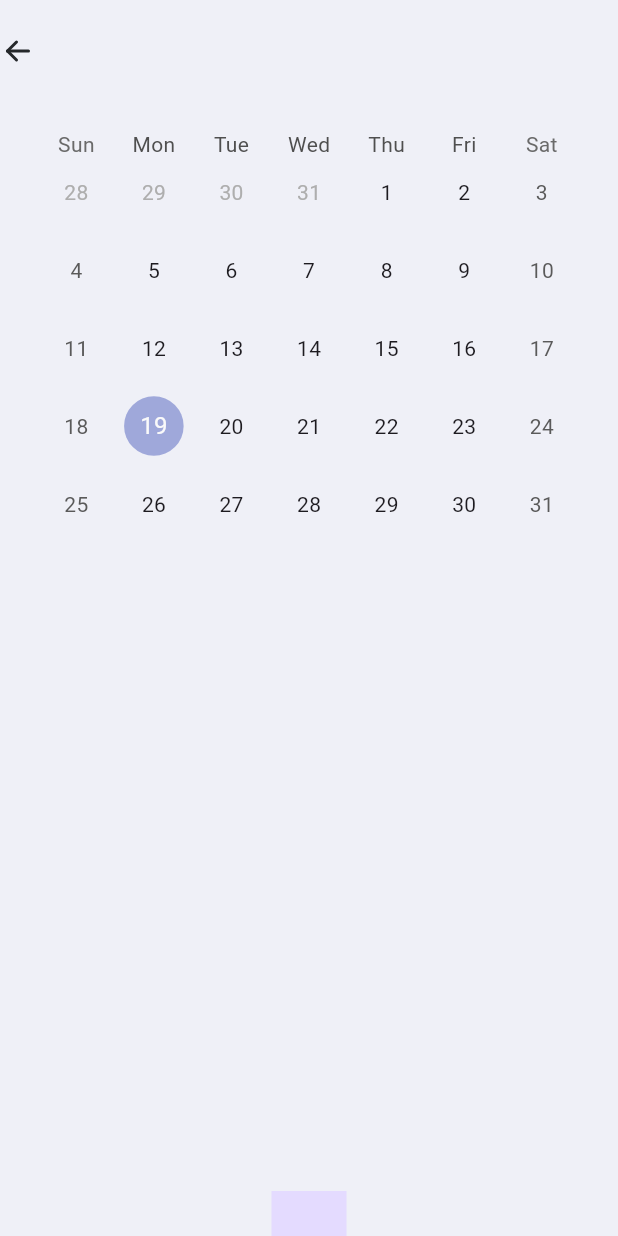
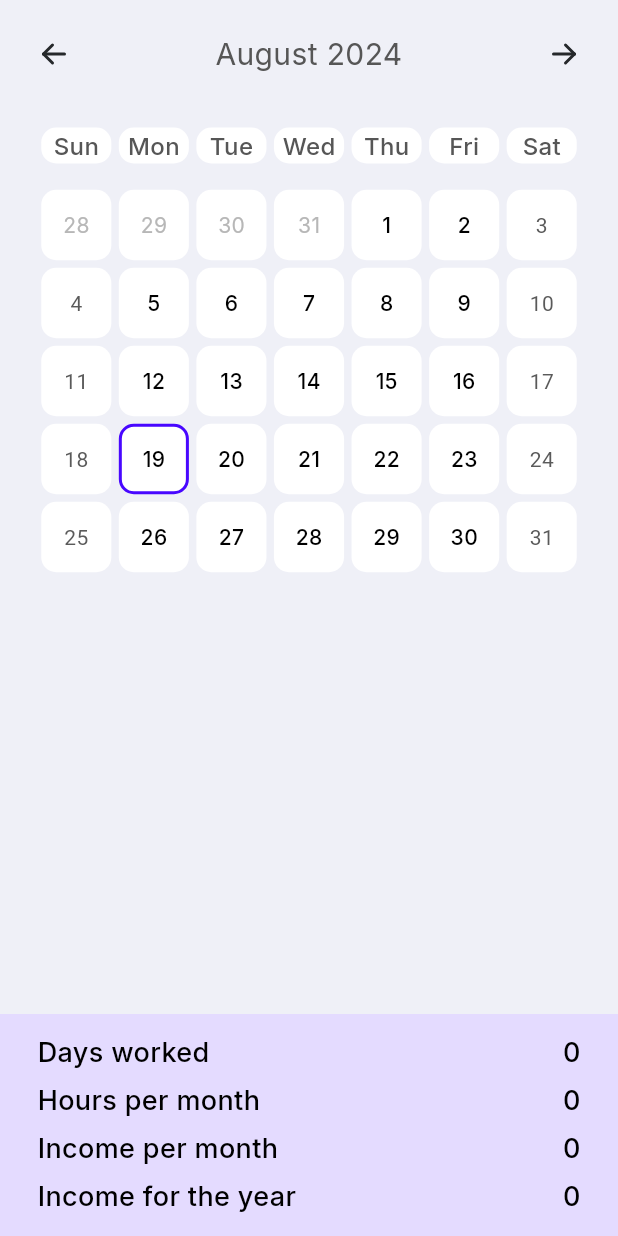
Before and after one commit to romanktgroup/time-sheet, a Flutter app: the screen it shows after launch, on a phone screen of 412 x 824 dp. Run offline on Flutter 3.47's test engine with Material 3 defaults, Android fonts, the light colour scheme and no system bars; drawn by our look-alikes of table_calendar; our stand-ins replace flutter_svg.

Commit message:
upd: calendar behaviour

```diff
--- a/lib/calendar_screen.dart
+++ b/lib/calendar_screen.dart
@@ -1,8 +1,11 @@
 import 'package:flutter/material.dart';
 import 'package:flutter_svg/svg.dart';
+import 'package:intl/intl.dart';
 import 'package:table_calendar/table_calendar.dart';
 import 'package:time_sheet/core/const/app_icon.dart';
 import 'package:time_sheet/core/theme/app_color.dart';
+import 'package:time_sheet/core/theme/app_style.dart';
+import 'package:time_sheet/widget/bottom_row.dart';
 
 class CalendarScreen extends StatefulWidget {
   const CalendarScreen({super.key});
@@ -13,10 +16,25 @@ class CalendarScreen extends StatefulWidget {
 
 class _CalendarScreenState extends State<CalendarScreen> {
   DateTime focusedDay = DateTime.now();
+  DateTime selectedDay = DateTime.now();
   DateTime firstDay = DateTime(1990);
   DateTime lastDay = DateTime(2100);
 
+  String format(DateTime date) => DateFormat('MMMM yyyy').format(date);
+
   late PageController controller;
+
+  final boxDecoration = BoxDecoration(
+    color: AppColor.white,
+    borderRadius: BorderRadius.circular(10),
+    shape: BoxShape.rectangle,
+  );
+
+  final daysOfWeek = ['Sun', 'Mon', 'Tue', 'Wed', 'Thu', 'Fri', 'Sat'];
+
+  bool isSameMonth(DateTime date1, DateTime date2) {
+    return date1.year == date2.year && date1.month == date2.month;
+  }
 
   @override
   Widget build(BuildContext context) {
@@ -26,8 +44,10 @@ class _CalendarScreenState extends State<CalendarScreen> {
         children: [
           SizedBox(height: MediaQuery.of(context).padding.top),
           const SizedBox(height: 22),
+          // MonthRow
           Row(
             children: [
+              const SizedBox(width: 24),
               GestureDetector(
                 onTap: () {
                   controller.previousPage(
@@ -38,20 +58,107 @@ class _CalendarScreenState extends State<CalendarScreen> {
                 behavior: HitTestBehavior.opaque,
                 child: SvgPicture.asset(AppIcon.left),
               ),
+              Expanded(
+                child: Text(
+                  format(focusedDay),
+                  style: AppStyle.inter20w400.copyWith(color: AppColor.titleDay),
+                  textAlign: TextAlign.center,
+                ),
+              ),
+              GestureDetector(
+                onTap: () {
+                  controller.nextPage(
+                    duration: const Duration(milliseconds: 300),
+                    curve: Curves.ease,
+                  );
+                },
+                behavior: HitTestBehavior.opaque,
+                child: SvgPicture.asset(AppIcon.right),
+              ),
+              const SizedBox(width: 24),
             ],
           ),
-          const SizedBox(height: 40),
+          const SizedBox(height: 35),
+          // DaysOfWeek
+          SizedBox(
+            height: 24,
+            width: double.infinity,
+            child: Padding(
+              padding: const EdgeInsets.symmetric(horizontal: 25),
+              child: Row(
+                children: List.generate(
+                  daysOfWeek.length,
+                  (index) => Expanded(
+                    child: Container(
+                      height: 24,
+                      // margin: (index == (daysOfWeek.length - 1)) ? null : const EdgeInsets.only(right: 5),
+                      margin: const EdgeInsets.symmetric(horizontal: 5 / 2),
+                      decoration: boxDecoration,
+                      alignment: Alignment.center,
+                      child: Text(
+                        daysOfWeek[index],
+                        style: AppStyle.inter16w500.copyWith(color: AppColor.titleDay),
+                      ),
+                    ),
+                  ),
+                ),
+              ),
+            ),
+          ),
+          const SizedBox(height: 15),
           Padding(
             padding: const EdgeInsets.symmetric(horizontal: 25),
             child: TableCalendar(
+              currentDay: selectedDay,
               focusedDay: focusedDay,
+
               firstDay: firstDay,
               lastDay: lastDay,
               headerVisible: false,
               locale: 'en_US',
+              onDaySelected: (selectedDay, focusedDay) {
+                setState(() {
+                  this.selectedDay = selectedDay;
+                  if (!isSameMonth(selectedDay, this.focusedDay)) {
+                    this.focusedDay = selectedDay;
+                  }
+                });
+              },
+
+              selectedDayPredicate: (day) {
+                return isSameDay(selectedDay, day);
+              },
               onCalendarCreated: (c) {
                 controller = c;
               },
+              onPageChanged: (focusedDay) {
+                setState(() {
+                  this.focusedDay = focusedDay;
+                });
+              },
+              calendarStyle: CalendarStyle(
+                defaultDecoration: boxDecoration,
+                weekendDecoration: boxDecoration,
+                todayDecoration: boxDecoration,
+                selectedDecoration: boxDecoration.copyWith(
+                  border: Border.all(color: AppColor.blue, width: 2),
+                ),
+                rangeStartDecoration: boxDecoration,
+                rangeEndDecoration: boxDecoration,
+                outsideDecoration: boxDecoration,
+                cellMargin: const EdgeInsets.all(5 / 2),
+                defaultTextStyle: AppStyle.inter14w500.copyWith(color: AppColor.black),
+                todayTextStyle: AppStyle.inter14w500.copyWith(color: AppColor.black),
+                selectedTextStyle: AppStyle.inter14w500.copyWith(color: AppColor.black),
+                outsideTextStyle: AppStyle.inter14w400.copyWith(color: AppColor.titleDayOther),
+              ),
+              // daysOfWeekStyle: DaysOfWeekStyle(
+              //   decoration: boxDecoration,
+              //   weekdayStyle: AppStyle.inter16w500.copyWith(color: AppColor.titleDay),
+              //   weekendStyle: AppStyle.inter16w500.copyWith(color: AppColor.titleDay),
+              // ),
+              // daysOfWeekHeight: 24,
+              daysOfWeekVisible: false,
             ),
           ),
           const Spacer(),
@@ -59,7 +166,28 @@ class _CalendarScreenState extends State<CalendarScreen> {
             color: AppColor.backgroundPurple,
             padding: const EdgeInsets.symmetric(horizontal: 25, vertical: 15),
             child: Column(
-              children: [],
+              children: [
+                const BottomRow(
+                  title: 'Days worked',
+                  text: '0',
+                ),
+                const SizedBox(height: 10),
+                const BottomRow(
+                  title: 'Hours per month',
+                  text: '0',
+                ),
+                const SizedBox(height: 10),
+                const BottomRow(
+                  title: 'Income per month',
+                  text: '0',
+                ),
+                const SizedBox(height: 10),
+                const BottomRow(
+                  title: 'Income for the year',
+                  text: '0',
+                ),
+                SizedBox(height: MediaQuery.of(context).padding.bottom),
+              ],
             ),
           ),
         ],
--- a/lib/widget/bottom_row.dart
+++ b/lib/widget/bottom_row.dart
@@ -16,13 +16,14 @@ class BottomRow extends StatelessWidget {
   Widget build(BuildContext context) {
     return Row(
       children: [
-        Flexible(
+        Expanded(
           child: Text(
             title,
             style: AppStyle.inter18w500.copyWith(color: AppColor.black),
+            maxLines: 1,
           ),
         ),
-        const Spacer(),
+        const SizedBox(width: 12),
         Text(
           text,
           style: AppStyle.inter18w500.copyWith(color: AppColor.black),
```
Also changed, not shown: assets/icon/right.svg.
